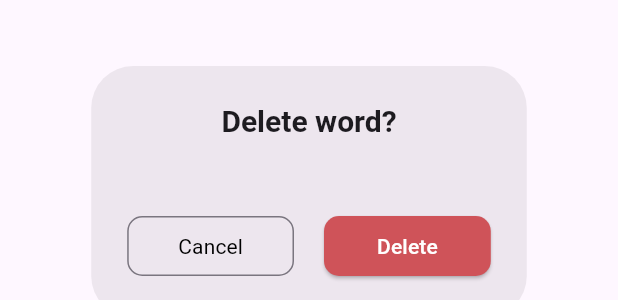
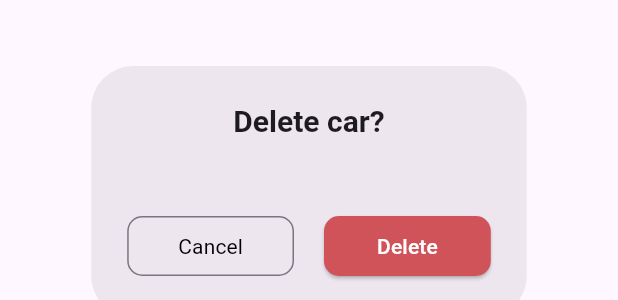
Before and after one commit to DatskoDavid/car_catalog, a Flutter app: the DeleteCarDialog widget shown alone on an empty page, opened directly with empty values, on a phone screen of 412 x 824 dp. Shown: the part 426-726 px from the top of the screen. Run offline on Flutter 3.47's test engine with Material 3 defaults, Android fonts, the light colour scheme and no system bars; our stand-ins replace cloud_firestore, firebase_auth, firebase_core; accounts and stored records are empty; network calls fail.

Commit message:
some fix

```diff
--- a/lib/presentation/widgets/delete_car_dialog.dart
+++ b/lib/presentation/widgets/delete_car_dialog.dart
@@ -10,7 +10,7 @@ class DeleteCarDialog extends StatelessWidget {
   Widget build(BuildContext context) {
     return AlertDialog(
       title: const Text(
-        'Delete word?',
+        'Delete car?',
         style: TextStyle(fontSize: 20, fontWeight: FontWeight.bold),
         textAlign: TextAlign.center,
       ),
```
